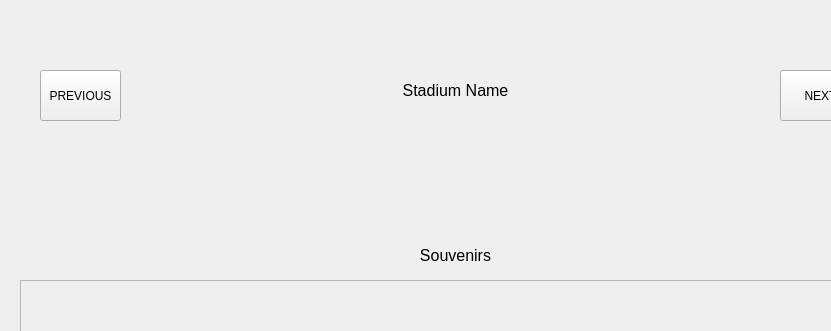
Before: the Qt Designer form showtour.ui in Cyriously1/NFLTour, drawn with Qt 5; both pictures show x 0 to 831 and y 120 to 451 of the 944 by 735 pixel window.
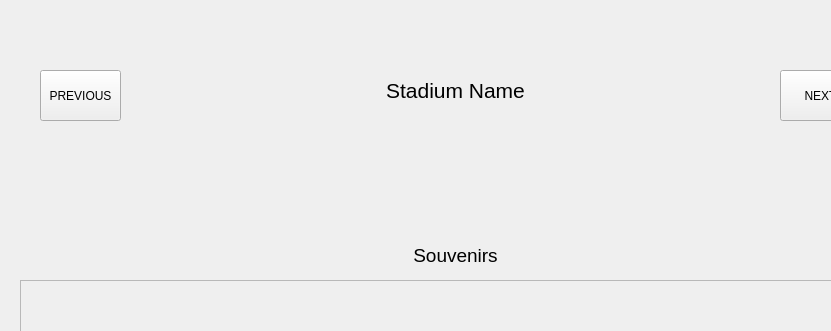
After: the same form once the commit is applied.

Commit message: show tour ui font size

Patch:
```diff
--- a/showtour.ui
+++ b/showtour.ui
@@ -58,7 +58,7 @@
    </property>
    <property name="font">
     <font>
-     <pointsize>12</pointsize>
+     <pointsize>16</pointsize>
     </font>
    </property>
    <property name="text">
@@ -71,15 +71,15 @@
   <widget class="QLabel" name="label_souvenirs">
    <property name="geometry">
     <rect>
-     <x>410</x>
+     <x>390</x>
      <y>360</y>
-     <width>91</width>
+     <width>131</width>
      <height>31</height>
     </rect>
    </property>
    <property name="font">
     <font>
-     <pointsize>12</pointsize>
+     <pointsize>14</pointsize>
     </font>
    </property>
    <property name="text">
```
